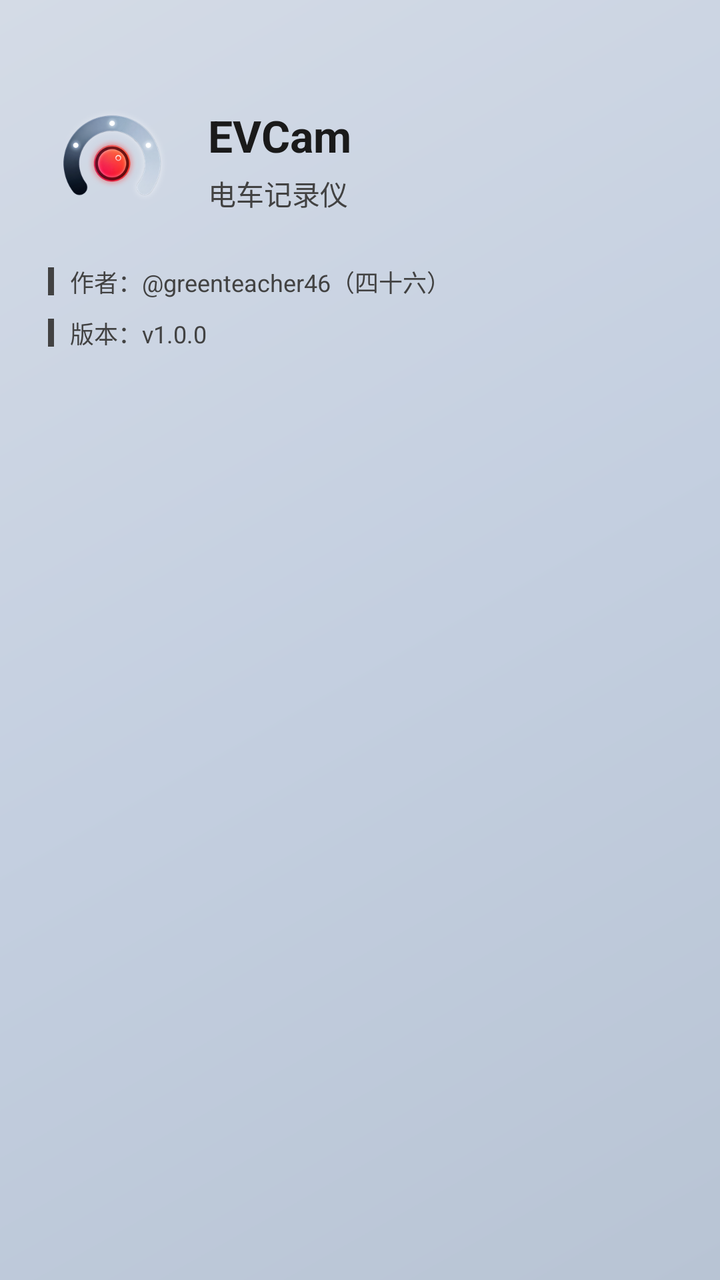
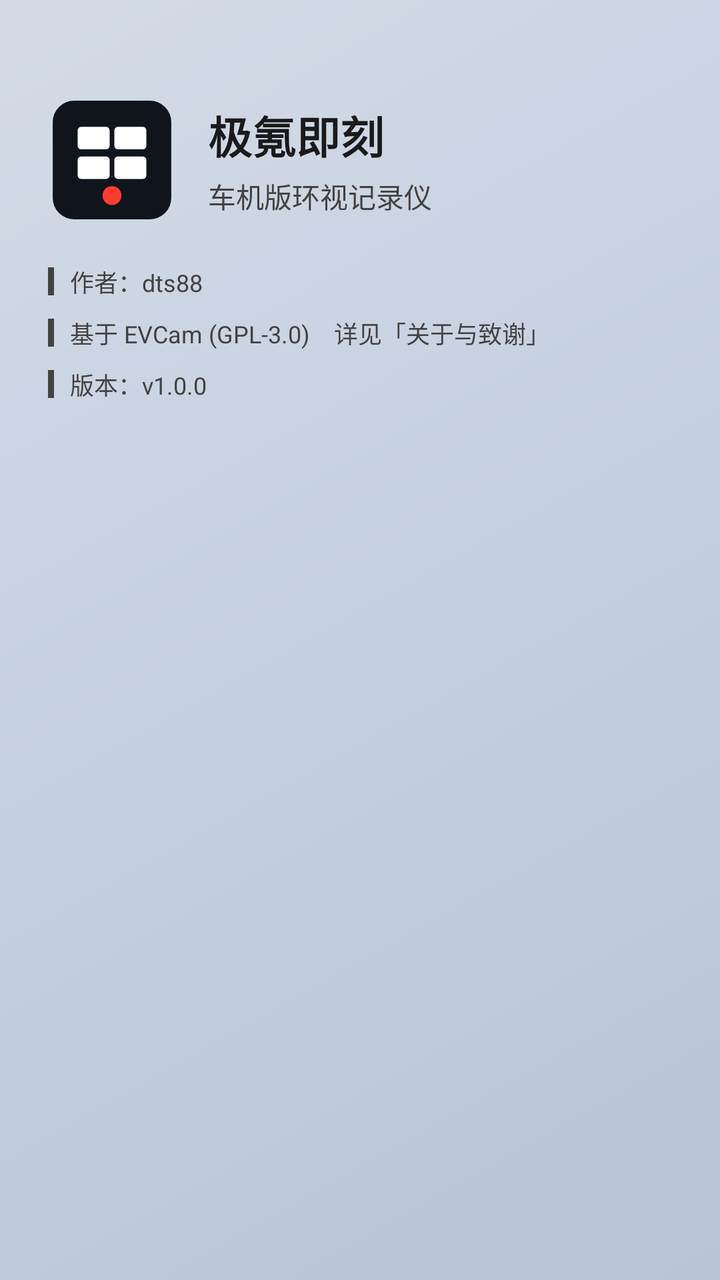

Before-and-after screenshots of an Android layout around one commit, followed by the original layout XML and the change that was made.
<!-- AndroidManifest.xml: application theme Theme.Cam -->
<!-- res/layout/nav_header.xml -->
<?xml version="1.0" encoding="utf-8"?>
<LinearLayout xmlns:android="http://schemas.android.com/apk/res/android"
    xmlns:tools="http://schemas.android.com/tools"
    android:layout_width="match_parent"
    android:layout_height="wrap_content"
    android:background="@drawable/nav_header_gradient"
    android:orientation="vertical"
    android:paddingStart="24dp"
    android:paddingTop="48dp"
    android:paddingEnd="24dp"
    android:paddingBottom="24dp">

    
    <LinearLayout
        android:layout_width="match_parent"
        android:layout_height="wrap_content"
        android:gravity="center_vertical"
        android:orientation="horizontal">

        
        <ImageView
            android:layout_width="64dp"
            android:layout_height="64dp"
            android:src="@drawable/nav_logo"
            android:scaleType="fitCenter"
            android:contentDescription="@string/app_name" />

        
        <LinearLayout
            android:layout_width="0dp"
            android:layout_height="wrap_content"
            android:layout_marginStart="16dp"
            android:layout_weight="1"
            android:orientation="vertical">

            <TextView
                android:id="@+id/nav_header_title"
                android:layout_width="wrap_content"
                android:layout_height="wrap_content"
                android:text="EVCam"
                android:textColor="@color/nav_header_text"
                android:textSize="22sp"
                android:textStyle="bold" />

            <TextView
                android:id="@+id/nav_header_subtitle"
                android:layout_width="wrap_content"
                android:layout_height="wrap_content"
                android:layout_marginTop="4dp"
                android:text="电车记录仪"
                android:textColor="@color/nav_header_text_secondary"
                android:textSize="14sp" />

        </LinearLayout>
    </LinearLayout>

    
    <LinearLayout
        android:layout_width="match_parent"
        android:layout_height="wrap_content"
        android:layout_marginTop="20dp"
        android:gravity="center_vertical"
        android:orientation="horizontal">

        <View
            android:layout_width="3dp"
            android:layout_height="14dp"
            android:background="@color/nav_header_text_secondary" />

        <TextView
            android:layout_width="wrap_content"
            android:layout_height="wrap_content"
            android:layout_marginStart="8dp"
            android:text="作者：@greenteacher46（四十六）"
            android:textColor="@color/nav_header_text_secondary"
            android:textSize="12sp" />
    </LinearLayout>

    
    <LinearLayout
        android:layout_width="match_parent"
        android:layout_height="wrap_content"
        android:layout_marginTop="8dp"
        android:gravity="center_vertical"
        android:orientation="horizontal">

        <View
            android:layout_width="3dp"
            android:layout_height="14dp"
            android:background="@color/nav_header_text_secondary" />

        <TextView
            android:id="@+id/nav_header_version"
            android:layout_width="wrap_content"
            android:layout_height="wrap_content"
            android:layout_marginStart="8dp"
            android:text="版本：v1.0.0"
            android:textColor="@color/nav_header_text_secondary"
            android:textSize="12sp" />
    </LinearLayout>

</LinearLayout>
<!-- resources referenced by this layout -->
<resources>
  <color name="nav_header_text">#FF1A1A1A</color>
  <color name="nav_header_text_secondary">#FF424242</color>
  <!-- drawable nav_header_gradient (drawable) -->
  <?xml version="1.0" encoding="utf-8"?>
  <shape xmlns:android="http://schemas.android.com/apk/res/android"
      android:shape="rectangle">
      <gradient
          android:angle="135"
          android:startColor="@color/nav_header_gradient_start"
          android:centerColor="@color/nav_header_gradient_center"
          android:endColor="@color/nav_header_gradient_end"
          android:type="linear" />
  </shape>
  <!-- drawable nav_logo: png bitmap (drawable, 52376 bytes) -->
  <string name="app_name">极氪即刻（车机版）</string>
  <style name="Theme.Cam" parent="Base.Theme.Cam" />
  <color name="nav_header_gradient_start">#FFB8C4D4</color>
  <color name="nav_header_gradient_center">#FFC4CFE0</color>
  <color name="nav_header_gradient_end">#FFD4DBE6</color>
  <style name="Base.Theme.Cam" parent="Theme.Material3.DayNight.NoActionBar">
          
          <item name="colorPrimary">#424242</item>
          <item name="colorPrimaryVariant">#2A2A2A</item>
          <item name="colorOnPrimary">#FFFFFF</item>
          <item name="colorSecondary">#616161</item>
          <item name="colorSecondaryVariant">#424242</item>
          <item name="colorOnSecondary">#FFFFFF</item>
          <item name="android:colorBackground">#1A1A1A</item>
          <item name="colorSurface">#2A2A2A</item>
          <item name="colorOnSurface">#FFFFFF</item>
          <item name="android:statusBarColor">#2A2A2A</item>
          <item name="android:navigationBarColor">#000000</item>
          
          <item name="android:windowBackground">@color/page_background</item>
          
          <item name="android:windowSplashScreenBackground">@color/page_background</item>
          <item name="android:windowSplashScreenAnimatedIcon">@mipmap/ic_launcher</item>
      </style>
  <color name="page_background">#FFD4DBE6</color>
</resources>

<!-- the commit's change to res/layout/nav_header.xml (unified diff, before → after) -->
@@ -21,7 +21,7 @@
         <ImageView
             android:layout_width="64dp"
             android:layout_height="64dp"
-            android:src="@drawable/nav_logo"
+            android:src="@drawable/ic_app_logo"
             android:scaleType="fitCenter"
             android:contentDescription="@string/app_name" />
 
@@ -37,7 +37,7 @@
                 android:id="@+id/nav_header_title"
                 android:layout_width="wrap_content"
                 android:layout_height="wrap_content"
-                android:text="EVCam"
+                android:text="极氪即刻"
                 android:textColor="@color/nav_header_text"
                 android:textSize="22sp"
                 android:textStyle="bold" />
@@ -47,7 +47,7 @@
                 android:layout_width="wrap_content"
                 android:layout_height="wrap_content"
                 android:layout_marginTop="4dp"
-                android:text="电车记录仪"
+                android:text="车机版环视记录仪"
                 android:textColor="@color/nav_header_text_secondary"
                 android:textSize="14sp" />
 
@@ -71,7 +71,29 @@
             android:layout_width="wrap_content"
             android:layout_height="wrap_content"
             android:layout_marginStart="8dp"
-            android:text="作者：@greenteacher46（四十六）"
+            android:text="作者：dts88"
+            android:textColor="@color/nav_header_text_secondary"
+            android:textSize="12sp" />
+    </LinearLayout>
+
+    
+    <LinearLayout
+        android:layout_width="match_parent"
+        android:layout_height="wrap_content"
+        android:layout_marginTop="8dp"
+        android:gravity="center_vertical"
+        android:orientation="horizontal">
+
+        <View
+            android:layout_width="3dp"
+            android:layout_height="14dp"
+            android:background="@color/nav_header_text_secondary" />
+
+        <TextView
+            android:layout_width="wrap_content"
+            android:layout_height="wrap_content"
+            android:layout_marginStart="8dp"
+            android:text="基于 EVCam (GPL-3.0)　详见「关于与致谢」"
             android:textColor="@color/nav_header_text_secondary"
             android:textSize="12sp" />
     </LinearLayout>
<!-- resource entries referenced after the edit -->
@@ -2,6 +2,37 @@
 <resources>
   <color name="nav_header_text">#FF1A1A1A</color>
   <color name="nav_header_text_secondary">#FF424242</color>
+  <!-- drawable ic_app_logo (drawable) -->
+  <vector xmlns:android="http://schemas.android.com/apk/res/android"
+      android:width="64dp"
+      android:height="64dp"
+      android:viewportWidth="108"
+      android:viewportHeight="108">
+  
+      
+      <path
+          android:fillColor="#10151D"
+          android:pathData="M22,4 h64 a18,18 0 0 1 18,18 v64 a18,18 0 0 1 -18,18 h-64 a18,18 0 0 1 -18,-18 v-64 a18,18 0 0 1 18,-18 z" />
+  
+      
+      <path
+          android:fillColor="#FFFFFF"
+          android:pathData="M28,26 h21 a3,3 0 0 1 3,3 v13 a3,3 0 0 1 -3,3 h-21 a3,3 0 0 1 -3,-3 v-13 a3,3 0 0 1 3,-3 z" />
+      <path
+          android:fillColor="#FFFFFF"
+          android:pathData="M59,26 h21 a3,3 0 0 1 3,3 v13 a3,3 0 0 1 -3,3 h-21 a3,3 0 0 1 -3,-3 v-13 a3,3 0 0 1 3,-3 z" />
+      <path
+          android:fillColor="#FFFFFF"
+          android:pathData="M28,51 h21 a3,3 0 0 1 3,3 v13 a3,3 0 0 1 -3,3 h-21 a3,3 0 0 1 -3,-3 v-13 a3,3 0 0 1 3,-3 z" />
+      <path
+          android:fillColor="#FFFFFF"
+          android:pathData="M59,51 h21 a3,3 0 0 1 3,3 v13 a3,3 0 0 1 -3,3 h-21 a3,3 0 0 1 -3,-3 v-13 a3,3 0 0 1 3,-3 z" />
+  
+      
+      <path
+          android:fillColor="#FF3B30"
+          android:pathData="M46,84 a8,8 0 1 0 16,0 a8,8 0 1 0 -16,0 z" />
+  </vector>
   <!-- drawable nav_header_gradient (drawable) -->
   <?xml version="1.0" encoding="utf-8"?>
   <shape xmlns:android="http://schemas.android.com/apk/res/android"
@@ -13,7 +44,6 @@
           android:endColor="@color/nav_header_gradient_end"
           android:type="linear" />
   </shape>
-  <!-- drawable nav_logo: png bitmap (drawable, 52376 bytes) -->
   <string name="app_name">极氪即刻（车机版）</string>
   <style name="Theme.Cam" parent="Base.Theme.Cam" />
   <color name="nav_header_gradient_start">#FFB8C4D4</color>
